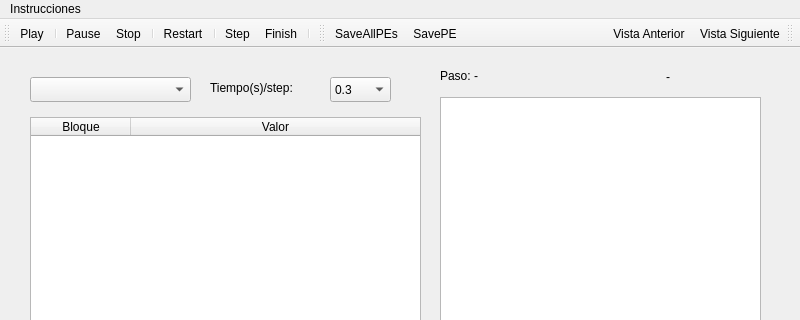
Qt form SimInter/mainwindow.ui (issolis/InterconnectSimulator) before a commit; both pictures show x 0 to 800 and y 0 to 320 of the 800 by 600 pixel window.
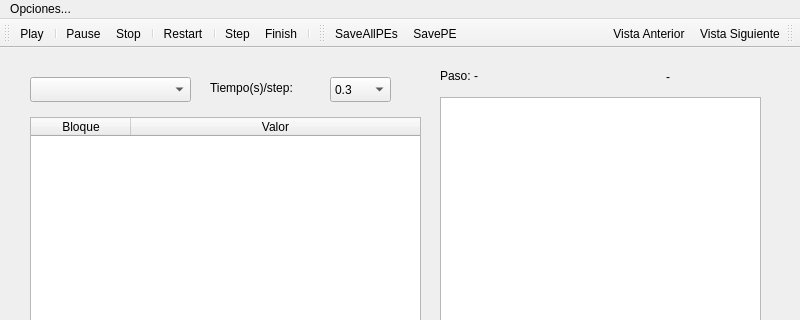
The same form after that commit. Icons and pictures are not drawn.

The edit to the form file:
```diff
--- a/SimInter/mainwindow.ui
+++ b/SimInter/mainwindow.ui
@@ -269,7 +269,7 @@
    </property>
    <widget class="QMenu" name="menuCargar_Memoria">
     <property name="title">
-     <string>Instrucciones</string>
+     <string>Opciones...</string>
     </property>
     <addaction name="actionCargarMemorias"/>
    </widget>
```
Left out of the diff: 24 changed lines with no effect on the pictures.
